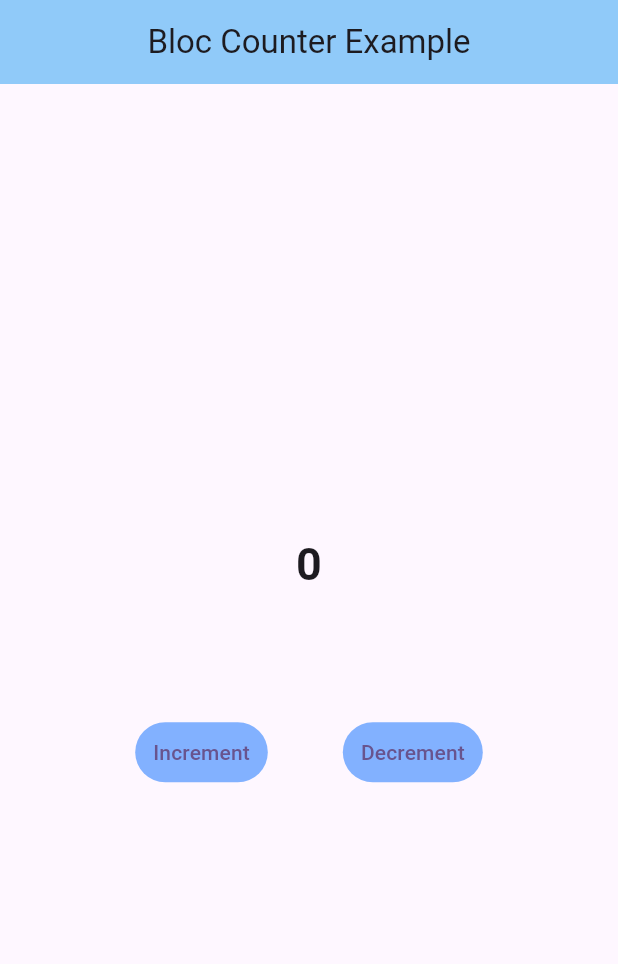
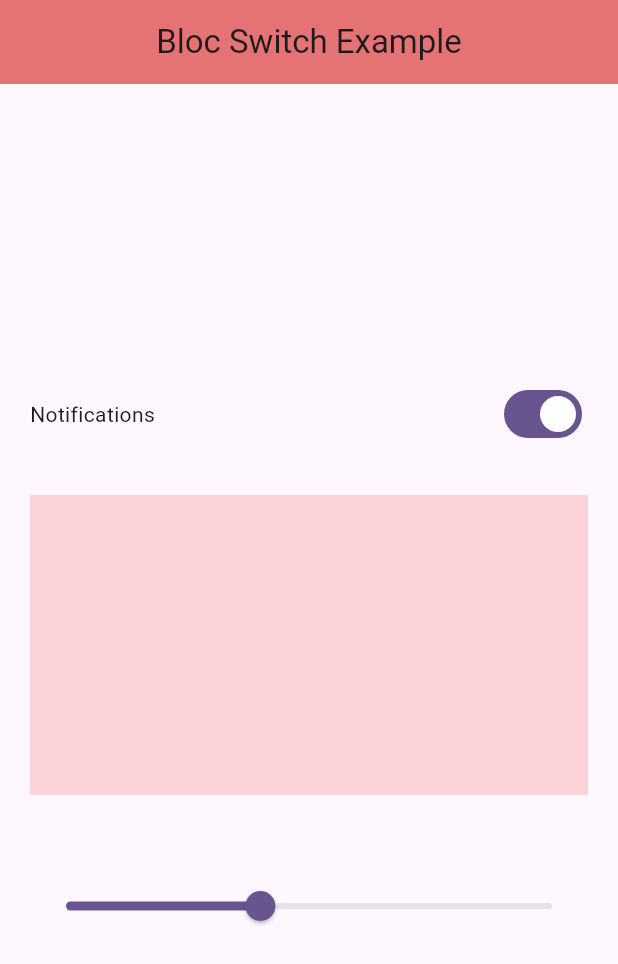
Before and after one commit to rn-byte/State_management, a Flutter app: the screen it shows after launch, on a phone screen of 412 x 824 dp. Shown: the top 964 px of the screen. Run offline on Flutter 3.47's test engine with Material 3 defaults, Android fonts, the phone set to English and light mode, and no system bars; our stand-ins replace bloc, equatable, flutter_bloc, get, image_picker.

Commit message:
Switch using BLOC added

```diff
--- /dev/null
+++ b/bloc_st_mgmt/lib/bloc/switch/switch_bloc.dart
@@ -0,0 +1,13 @@
+import 'package:bloc/bloc.dart';
+import 'package:bloc_st_mgmt/bloc/switch/switch_events.dart';
+import 'package:bloc_st_mgmt/bloc/switch/switch_state.dart';
+
+class SwitchBloc extends Bloc<SwitchEvents, SwitchState> {
+  SwitchBloc() : super(const SwitchState()) {
+    on<EnableOrDisableNotification>(_enableDisable);
+  }
+  void _enableDisable(
+      EnableOrDisableNotification event, Emitter<SwitchState> emit) {
+    emit(state.copyWith(isSwitched: !state.isSwitched));
+  }
+}
--- /dev/null
+++ b/bloc_st_mgmt/lib/bloc/switch/switch_events.dart
@@ -0,0 +1,11 @@
+import 'package:equatable/equatable.dart';
+
+abstract class SwitchEvents extends Equatable {
+  const SwitchEvents();
+  @override
+  List<Object?> get props => [];
+}
+
+class EnableOrDisableNotification extends SwitchEvents {}
+
+//class DisableNotification extends SwitchEvents {}
--- /dev/null
+++ b/bloc_st_mgmt/lib/bloc/switch/switch_state.dart
@@ -0,0 +1,17 @@
+import 'package:equatable/equatable.dart';
+
+class SwitchState extends Equatable {
+  final bool isSwitched;
+  const SwitchState({
+    this.isSwitched = true,
+  });
+
+  SwitchState copyWith({bool? isSwitched}) {
+    return SwitchState(
+      isSwitched: isSwitched ?? this.isSwitched,
+    );
+  }
+
+  @override
+  List<Object?> get props => [isSwitched];
+}
--- a/bloc_st_mgmt/lib/main.dart
+++ b/bloc_st_mgmt/lib/main.dart
@@ -1,8 +1,10 @@
 import 'package:bloc_st_mgmt/bloc/counter/counter_bloc.dart';
+import 'package:bloc_st_mgmt/bloc/switch/switch_bloc.dart';
+import 'package:bloc_st_mgmt/ui/switch_example/switch_screen.dart';
 import 'package:flutter/material.dart';
 import 'package:flutter_bloc/flutter_bloc.dart';
-
-import 'ui/counter_screen.dart';
+// ignore: unused_import
+import 'ui/counter_example/counter_screen.dart';
 
 void main() {
   runApp(const MyApp());
@@ -16,6 +18,8 @@
   Widget build(BuildContext context) {
     return BlocProvider(
       create: (context) => CounterBloc(),
+      child: BlocProvider(
+        create: (context) => SwitchBloc(),
         child: MaterialApp(
           debugShowCheckedModeBanner: false,
           title: 'Flutter Demo',
@@ -23,7 +27,8 @@
             colorScheme: ColorScheme.fromSeed(seedColor: Colors.deepPurple),
             useMaterial3: true,
           ),
-        home: const CounterScreen(),
+          home: const SwitchScreen(),
+        ),
       ),
     );
   }
--- /dev/null
+++ b/bloc_st_mgmt/lib/ui/switch_example/switch_screen.dart
@@ -0,0 +1,63 @@
+import 'package:bloc_st_mgmt/bloc/switch/switch_events.dart';
+import 'package:flutter/material.dart';
+import 'package:flutter_bloc/flutter_bloc.dart';
+
+import '../../bloc/switch/switch_bloc.dart';
+import '../../bloc/switch/switch_state.dart';
+
+class SwitchScreen extends StatefulWidget {
+  const SwitchScreen({super.key});
+
+  @override
+  State<SwitchScreen> createState() => _SwitchScreenState();
+}
+
+class _SwitchScreenState extends State<SwitchScreen> {
+  @override
+  Widget build(BuildContext context) {
+    return Scaffold(
+      appBar: AppBar(
+        title: const Text('Bloc Switch Example'),
+        centerTitle: true,
+        backgroundColor: Colors.red[300],
+      ),
+      body: Padding(
+        padding: const EdgeInsets.symmetric(horizontal: 20),
+        child: Column(
+          crossAxisAlignment: CrossAxisAlignment.center,
+          mainAxisAlignment: MainAxisAlignment.center,
+          children: [
+            Row(
+              mainAxisAlignment: MainAxisAlignment.spaceBetween,
+              children: [
+                const Text('Notifications'),
+                BlocBuilder<SwitchBloc, SwitchState>(
+                  builder: (context, state) {
+                    return Switch(
+                        value: state.isSwitched,
+                        onChanged: (newValue) {
+                          context
+                              .read<SwitchBloc>()
+                              .add(EnableOrDisableNotification());
+                        });
+                  },
+                ),
+              ],
+            ),
+            const SizedBox(
+              height: 30,
+            ),
+            Container(
+              height: 200,
+              color: Colors.red.withOpacity(.2),
+            ),
+            const SizedBox(
+              height: 50,
+            ),
+            Slider(value: .4, onChanged: (value) {}),
+          ],
+        ),
+      ),
+    );
+  }
+}
```
Also changed, not shown: bloc_st_mgmt/lib/ui/counter_example/counter_screen.dart (renamed from bloc_st_mgmt/lib/ui/counter_screen.dart). Lines whose indentation alone changed are shown as unchanged.
